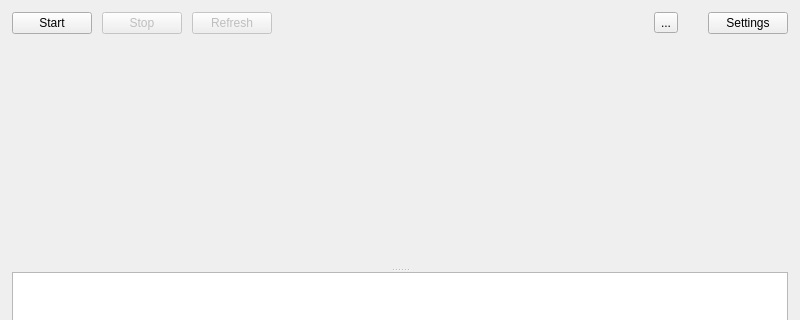
The window that hsync_desktop/ui/main_window.ui (albertsdk/hsync-desktop) describes before a commit, drawn with Qt 5; both pictures show x 0 to 800 and y 0 to 320 of the 800 by 600 pixel window.
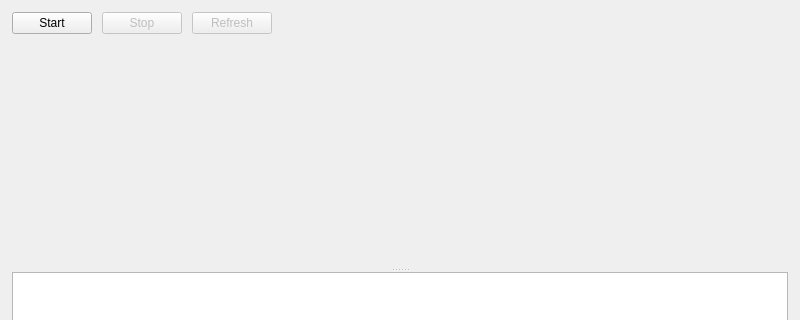
The same window after the commit.

Patch:
```diff
--- a/hsync_desktop/ui/main_window.ui
+++ b/hsync_desktop/ui/main_window.ui
@@ -77,12 +77,12 @@
          <enum>Qt::Horizontal</enum>
         </property>
         <property name="sizeType">
-         <enum>QSizePolicy::Fixed</enum>
+         <enum>QSizePolicy::Expanding</enum>
         </property>
         <property name="sizeHint" stdset="0">
          <size>
-          <width>20</width>
-          <height>20</height>
+          <width>0</width>
+          <height>0</height>
          </size>
         </property>
        </spacer>
@@ -93,46 +93,29 @@
          <string/>
         </property>
         <property name="sizePolicy">
-         <sizepolicy hsizetype="Expanding" vsizetype="Preferred">
-          <horstretch>1</horstretch>
+         <sizepolicy hsizetype="Preferred" vsizetype="Preferred">
+          <horstretch>0</horstretch>
           <verstretch>0</verstretch>
          </sizepolicy>
         </property>
        </widget>
       </item>
-      <item>
-       <widget class="QToolButton" name="btnBrowse">
-        <property name="toolTip">
-         <string>Browse for folder</string>
-        </property>
-        <property name="text">
-         <string>...</string>
-        </property>
-       </widget>
-      </item>
       <item>
        <spacer name="actionSpacer2">
         <property name="orientation">
          <enum>Qt::Horizontal</enum>
         </property>
         <property name="sizeType">
-         <enum>QSizePolicy::Fixed</enum>
+         <enum>QSizePolicy::Expanding</enum>
         </property>
         <property name="sizeHint" stdset="0">
          <size>
-          <width>20</width>
-          <height>20</height>
+          <width>0</width>
+          <height>0</height>
          </size>
         </property>
        </spacer>
       </item>
-      <item>
-       <widget class="QPushButton" name="btnSettings">
-        <property name="text">
-         <string>Settings</string>
-        </property>
-       </widget>
-      </item>
      </layout>
     </item>
     <item>
```
